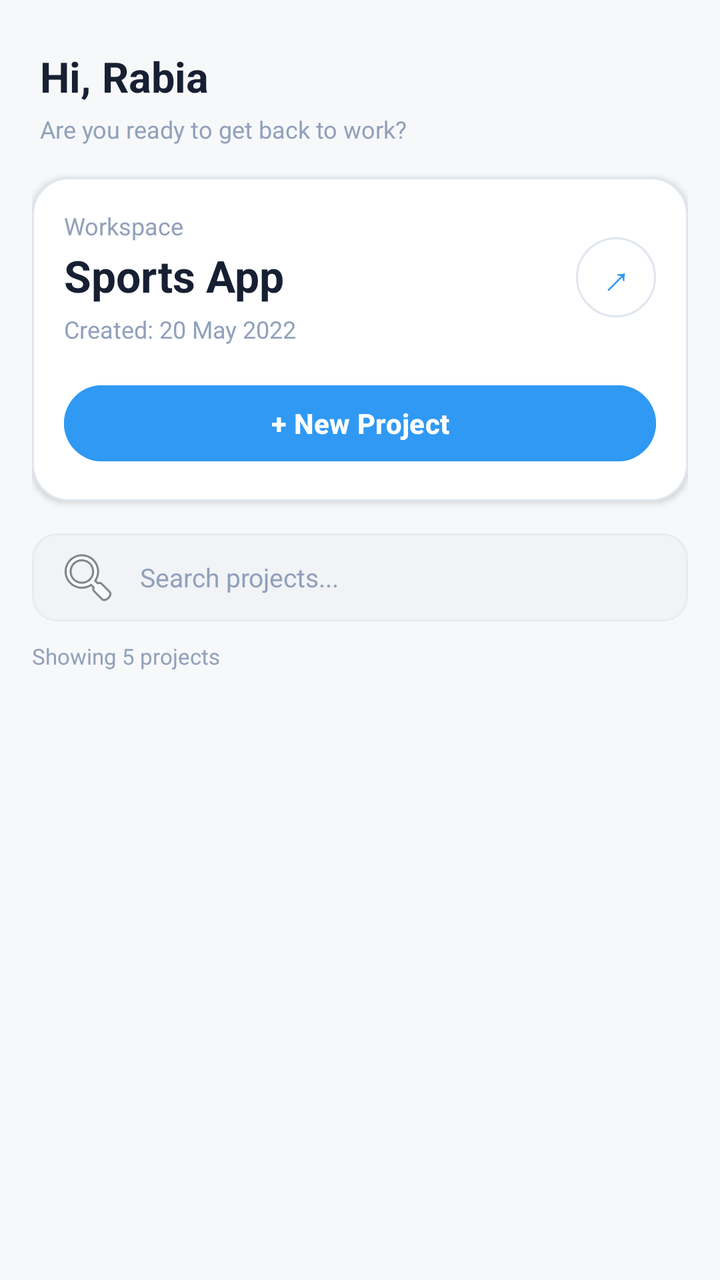
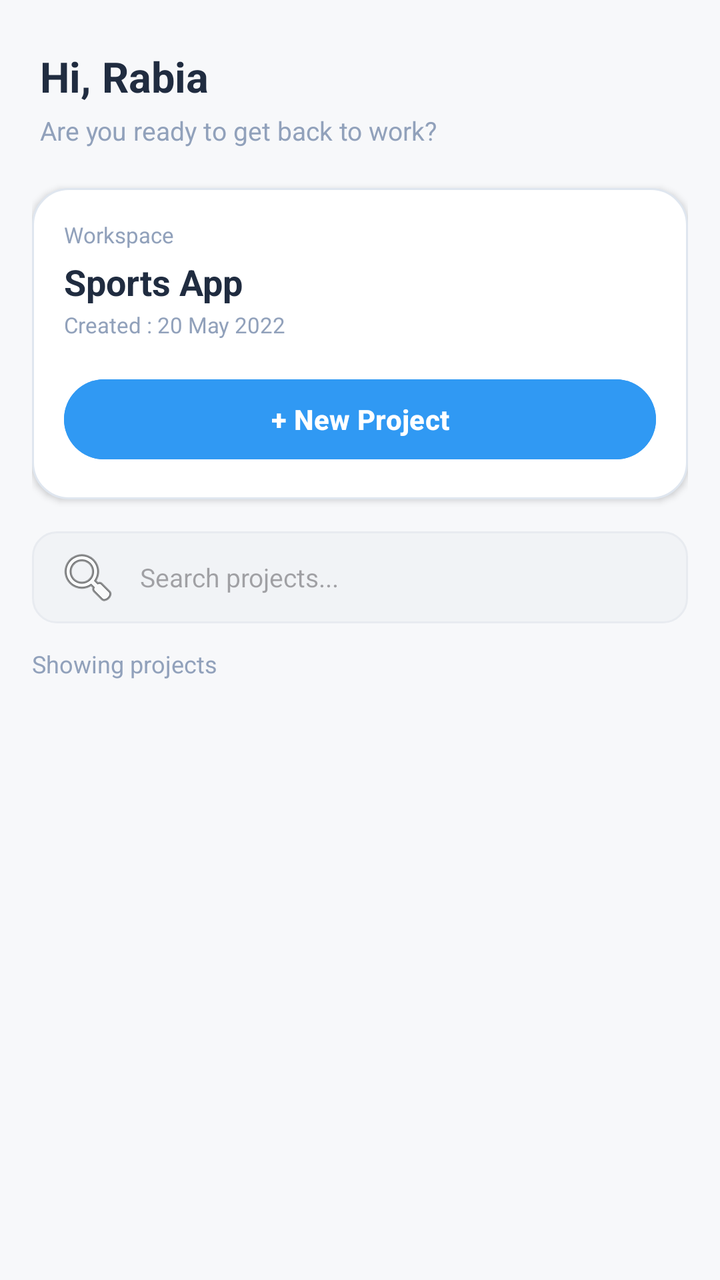

An Android layout rendered at two revisions. The XML below is the earlier revision; the diff shows what the commit changed to produce the second picture.
<!-- AndroidManifest.xml: application theme Theme.TaskFlow -->
<!-- res/layout/activity_home.xml -->
<?xml version="1.0" encoding="utf-8"?>
<LinearLayout xmlns:android="http://schemas.android.com/apk/res/android"
    android:layout_width="match_parent"
    android:layout_height="match_parent"
    android:background="#F7F8FA"
    android:orientation="vertical"
    android:paddingStart="16dp"
    android:paddingTop="24dp"
    android:paddingEnd="16dp">

    
    <TextView
        android:id="@+id/tvWelcome"
        android:layout_width="match_parent"
        android:layout_height="wrap_content"
        android:paddingStart="4dp"
        android:text="Hi, Rabia"
        android:textColor="#172033"
        android:textSize="21sp"
        android:textStyle="bold" />

    <TextView
        android:id="@+id/tvWelcomeSubtitle"
        android:layout_width="match_parent"
        android:layout_height="wrap_content"
        android:layout_marginTop="4dp"
        android:paddingStart="4dp"
        android:text="Are you ready to get back to work?"
        android:textColor="#91A1BB"
        android:textSize="12sp" />

    
    <LinearLayout
        android:layout_width="match_parent"
        android:layout_height="wrap_content"
        android:layout_marginTop="16dp"
        android:background="@drawable/bg_workspace_card"
        android:elevation="2dp"
        android:orientation="vertical"
        android:padding="16dp">

        <LinearLayout
            android:layout_width="match_parent"
            android:layout_height="wrap_content"
            android:gravity="center_vertical"
            android:orientation="horizontal">

            <LinearLayout
                android:layout_width="0dp"
                android:layout_height="wrap_content"
                android:layout_weight="1"
                android:orientation="vertical">

                <TextView
                    android:layout_width="wrap_content"
                    android:layout_height="wrap_content"
                    android:text="Workspace"
                    android:textColor="#91A1BB"
                    android:textSize="12sp" />

                <TextView
                    android:layout_width="wrap_content"
                    android:layout_height="wrap_content"
                    android:layout_marginTop="2dp"
                    android:text="Sports App"
                    android:textColor="#172033"
                    android:textSize="22sp"
                    android:textStyle="bold" />

                <TextView
                    android:id="@+id/tvWorkspaceCreated"
                    android:layout_width="wrap_content"
                    android:layout_height="wrap_content"
                    android:layout_marginTop="4dp"
                    android:text="Created: 20 May 2022"
                    android:textColor="#91A1BB"
                    android:textSize="12sp" />
            </LinearLayout>

            <TextView
                android:id="@+id/tvWorkspaceArrow"
                android:layout_width="40dp"
                android:layout_height="40dp"
                android:background="@drawable/bg_workspace_arrow"
                android:gravity="center"
                android:text="↗"
                android:textColor="#3099F3"
                android:textSize="20sp" />
        </LinearLayout>

        <Button
            android:id="@+id/btnNewProject"
            android:layout_width="match_parent"
            android:layout_height="46dp"
            android:layout_marginTop="16dp"
            android:backgroundTint="#3099F3"
            android:elevation="1dp"
            android:minHeight="0dp"
            android:text="+ New Project"
            android:textAllCaps="false"
            android:textColor="#FFFFFF"
            android:textSize="14sp"
            android:textStyle="bold" />
    </LinearLayout>

    
    <EditText
        android:id="@+id/etSearchProjects"
        android:layout_width="match_parent"
        android:layout_height="44dp"
        android:layout_marginTop="16dp"
        android:background="@drawable/bg_search_field"
        android:drawableStart="@android:drawable/ic_menu_search"
        android:drawablePadding="10dp"
        android:hint="Search projects..."
        android:inputType="text"
        android:paddingStart="12dp"
        android:paddingEnd="12dp"
        android:singleLine="true"
        android:textColor="#172033"
        android:textColorHint="#91A1BB"
        android:textSize="13sp" />

    
    <TextView
        android:id="@+id/tvProjectsCount"
        android:layout_width="match_parent"
        android:layout_height="wrap_content"
        android:layout_marginTop="10dp"
        android:layout_marginBottom="8dp"
        android:text="Showing 5 projects"
        android:textColor="#91A1BB"
        android:textSize="11sp" />

    
    <ListView
        android:id="@+id/lvProjects"
        android:layout_width="match_parent"
        android:layout_height="0dp"
        android:layout_weight="1"
        android:divider="@null"
        android:dividerHeight="12dp"
        android:overScrollMode="never"
        android:scrollbars="vertical" />

    
    <TextView
        android:id="@+id/tvNoProjects"
        android:layout_width="match_parent"
        android:layout_height="wrap_content"
        android:layout_marginTop="32dp"
        android:gravity="center"
        android:text="No matching projects found."
        android:textColor="#91A1BB"
        android:textSize="13sp"
        android:visibility="gone" />

</LinearLayout>
<!-- resources referenced by this layout -->
<resources>
  <!-- drawable bg_search_field (drawable) -->
  <shape xmlns:android="http://schemas.android.com/apk/res/android"
      android:shape="rectangle">
  
      <solid android:color="#F1F3F6" />
  
      <corners android:radius="12dp" />
  
      <stroke
          android:width="1dp"
          android:color="#E8EBF0" />
  
  </shape>
  <!-- drawable bg_workspace_arrow (drawable) -->
  <shape xmlns:android="http://schemas.android.com/apk/res/android"
      android:shape="oval">
  
      <solid android:color="#FFFFFF" />
  
      <stroke
          android:width="1dp"
          android:color="#DFE6EF" />
  
  </shape>
  <!-- drawable bg_workspace_card (drawable) -->
  <shape xmlns:android="http://schemas.android.com/apk/res/android"
      android:shape="rectangle">
  
      <solid android:color="#FFFFFF" />
  
      <corners android:radius="18dp" />
  
      <stroke
          android:width="1dp"
          android:color="#DFE6EF" />
  
  </shape>
  <style name="Theme.TaskFlow" parent="Base.Theme.TaskFlow" />
  <style name="Base.Theme.TaskFlow" parent="Theme.Material3.DayNight.NoActionBar">
          
          
      </style>
</resources>

<!-- the commit's change to res/layout/activity_home.xml (unified diff, before → after) -->
@@ -8,94 +8,64 @@
     android:paddingTop="24dp"
     android:paddingEnd="16dp">
 
-    
     <TextView
         android:id="@+id/tvWelcome"
         android:layout_width="match_parent"
         android:layout_height="wrap_content"
         android:paddingStart="4dp"
         android:text="Hi, Rabia"
-        android:textColor="#172033"
+        android:textColor="#202C40"
         android:textSize="21sp"
         android:textStyle="bold" />
 
     <TextView
-        android:id="@+id/tvWelcomeSubtitle"
         android:layout_width="match_parent"
         android:layout_height="wrap_content"
         android:layout_marginTop="4dp"
         android:paddingStart="4dp"
         android:text="Are you ready to get back to work?"
         android:textColor="#91A1BB"
-        android:textSize="12sp" />
+        android:textSize="13sp" />
 
-    
     <LinearLayout
         android:layout_width="match_parent"
         android:layout_height="wrap_content"
-        android:layout_marginTop="16dp"
+        android:layout_marginTop="20dp"
         android:background="@drawable/bg_workspace_card"
         android:elevation="2dp"
         android:orientation="vertical"
         android:padding="16dp">
 
-        <LinearLayout
-            android:layout_width="match_parent"
+        <TextView
+            android:layout_width="wrap_content"
             android:layout_height="wrap_content"
-            android:gravity="center_vertical"
-            android:orientation="horizontal">
+            android:text="Workspace"
+            android:textColor="#91A1BB"
+            android:textSize="11sp" />
 
-            <LinearLayout
-                android:layout_width="0dp"
-                android:layout_height="wrap_content"
-                android:layout_weight="1"
-                android:orientation="vertical">
+        <TextView
+            android:layout_width="wrap_content"
+            android:layout_height="wrap_content"
+            android:layout_marginTop="4dp"
+            android:text="Sports App"
+            android:textColor="#202C40"
+            android:textSize="18sp"
+            android:textStyle="bold" />
 
-                <TextView
-                    android:layout_width="wrap_content"
-                    android:layout_height="wrap_content"
-                    android:text="Workspace"
-                    android:textColor="#91A1BB"
-                    android:textSize="12sp" />
-
-                <TextView
-                    android:layout_width="wrap_content"
-                    android:layout_height="wrap_content"
-                    android:layout_marginTop="2dp"
-                    android:text="Sports App"
-                    android:textColor="#172033"
-                    android:textSize="22sp"
-                    android:textStyle="bold" />
-
-                <TextView
-                    android:id="@+id/tvWorkspaceCreated"
-                    android:layout_width="wrap_content"
-                    android:layout_height="wrap_content"
-                    android:layout_marginTop="4dp"
-                    android:text="Created: 20 May 2022"
-                    android:textColor="#91A1BB"
-                    android:textSize="12sp" />
-            </LinearLayout>
-
-            <TextView
-                android:id="@+id/tvWorkspaceArrow"
-                android:layout_width="40dp"
-                android:layout_height="40dp"
-                android:background="@drawable/bg_workspace_arrow"
-                android:gravity="center"
-                android:text="↗"
-                android:textColor="#3099F3"
-                android:textSize="20sp" />
-        </LinearLayout>
+        <TextView
+            android:layout_width="wrap_content"
+            android:layout_height="wrap_content"
+            android:layout_marginTop="2dp"
+            android:text="Created : 20 May 2022"
+            android:textColor="#91A1BB"
+            android:textSize="11sp" />
 
         <Button
             android:id="@+id/btnNewProject"
             android:layout_width="match_parent"
-            android:layout_height="46dp"
+            android:layout_height="48dp"
             android:layout_marginTop="16dp"
             android:backgroundTint="#3099F3"
-            android:elevation="1dp"
-            android:minHeight="0dp"
             android:text="+ New Project"
             android:textAllCaps="false"
             android:textColor="#FFFFFF"
@@ -103,56 +73,36 @@
             android:textStyle="bold" />
     </LinearLayout>
 
-    
     <EditText
         android:id="@+id/etSearchProjects"
         android:layout_width="match_parent"
-        android:layout_height="44dp"
+        android:layout_height="46dp"
         android:layout_marginTop="16dp"
         android:background="@drawable/bg_search_field"
         android:drawableStart="@android:drawable/ic_menu_search"
         android:drawablePadding="10dp"
         android:hint="Search projects..."
-        android:inputType="text"
         android:paddingStart="12dp"
         android:paddingEnd="12dp"
         android:singleLine="true"
-        android:textColor="#172033"
-        android:textColorHint="#91A1BB"
+        android:textColor="#202C40"
         android:textSize="13sp" />
 
-    
     <TextView
         android:id="@+id/tvProjectsCount"
         android:layout_width="match_parent"
         android:layout_height="wrap_content"
-        android:layout_marginTop="10dp"
-        android:layout_marginBottom="8dp"
-        android:text="Showing 5 projects"
+        android:layout_marginTop="12dp"
+        android:text="Showing projects"
         android:textColor="#91A1BB"
-        android:textSize="11sp" />
+        android:textSize="12sp" />
 
-    
-    <ListView
-        android:id="@+id/lvProjects"
+    <androidx.recyclerview.widget.RecyclerView
+        android:id="@+id/rvProjects"
         android:layout_width="match_parent"
         android:layout_height="0dp"
+        android:layout_marginTop="8dp"
         android:layout_weight="1"
-        android:divider="@null"
-        android:dividerHeight="12dp"
         android:overScrollMode="never"
         android:scrollbars="vertical" />
-
-    
-    <TextView
-        android:id="@+id/tvNoProjects"
-        android:layout_width="match_parent"
-        android:layout_height="wrap_content"
-        android:layout_marginTop="32dp"
-        android:gravity="center"
-        android:text="No matching projects found."
-        android:textColor="#91A1BB"
-        android:textSize="13sp"
-        android:visibility="gone" />
-
 </LinearLayout>
<!-- resource entries referenced after the edit -->
@@ -11,17 +11,6 @@
       <stroke
           android:width="1dp"
           android:color="#E8EBF0" />
-  
-  </shape>
-  <!-- drawable bg_workspace_arrow (drawable) -->
-  <shape xmlns:android="http://schemas.android.com/apk/res/android"
-      android:shape="oval">
-  
-      <solid android:color="#FFFFFF" />
-  
-      <stroke
-          android:width="1dp"
-          android:color="#DFE6EF" />
   
   </shape>
   <!-- drawable bg_workspace_card (drawable) -->
